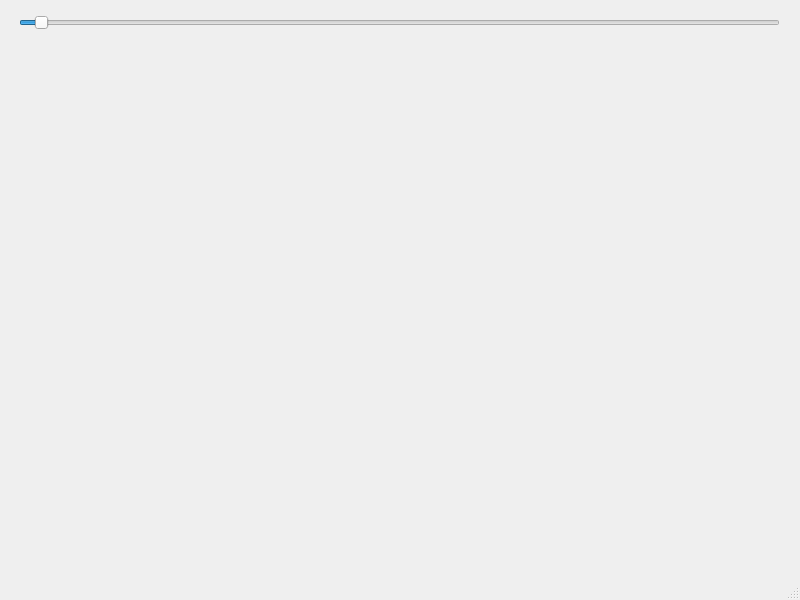
Above: minisynth/mainwindow.ui from purefunsolutions/minisynth before the change. Below: the same form after it.
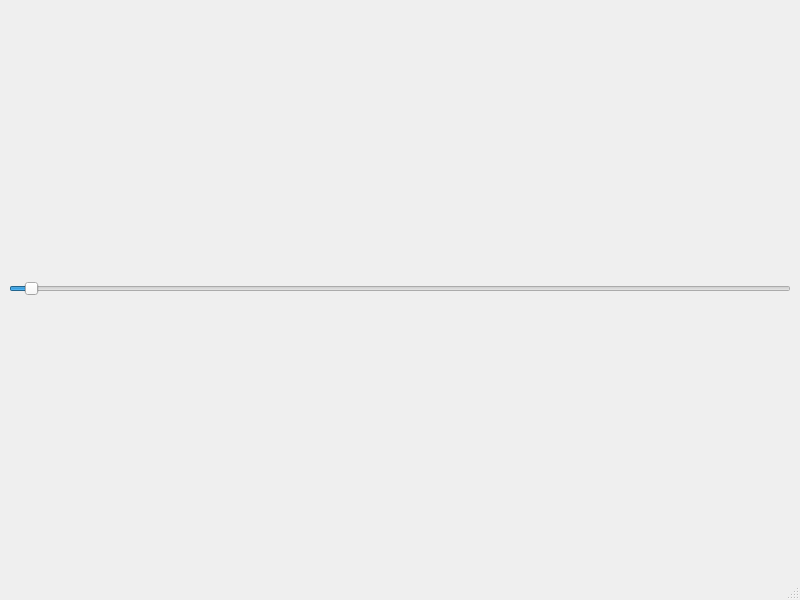
That is the form after the change.

```diff
--- a/minisynth/mainwindow.ui
+++ b/minisynth/mainwindow.ui
@@ -14,15 +14,9 @@
    <string>MainWindow</string>
   </property>
   <widget class="QWidget" name="centralwidget">
+   <layout class="QVBoxLayout" name="verticalLayout">
+    <item>
    <widget class="QSlider" name="frequencySlider">
-    <property name="geometry">
-     <rect>
-      <x>19</x>
-      <y>10</y>
-      <width>761</width>
-      <height>25</height>
-     </rect>
-    </property>
     <property name="maximum">
      <number>22050</number>
     </property>
@@ -36,6 +30,8 @@
      <enum>QSlider::NoTicks</enum>
     </property>
    </widget>
+    </item>
+   </layout>
   </widget>
   <widget class="QMenuBar" name="menubar">
    <property name="geometry">
```
Lines whose indentation alone changed are shown as unchanged.
